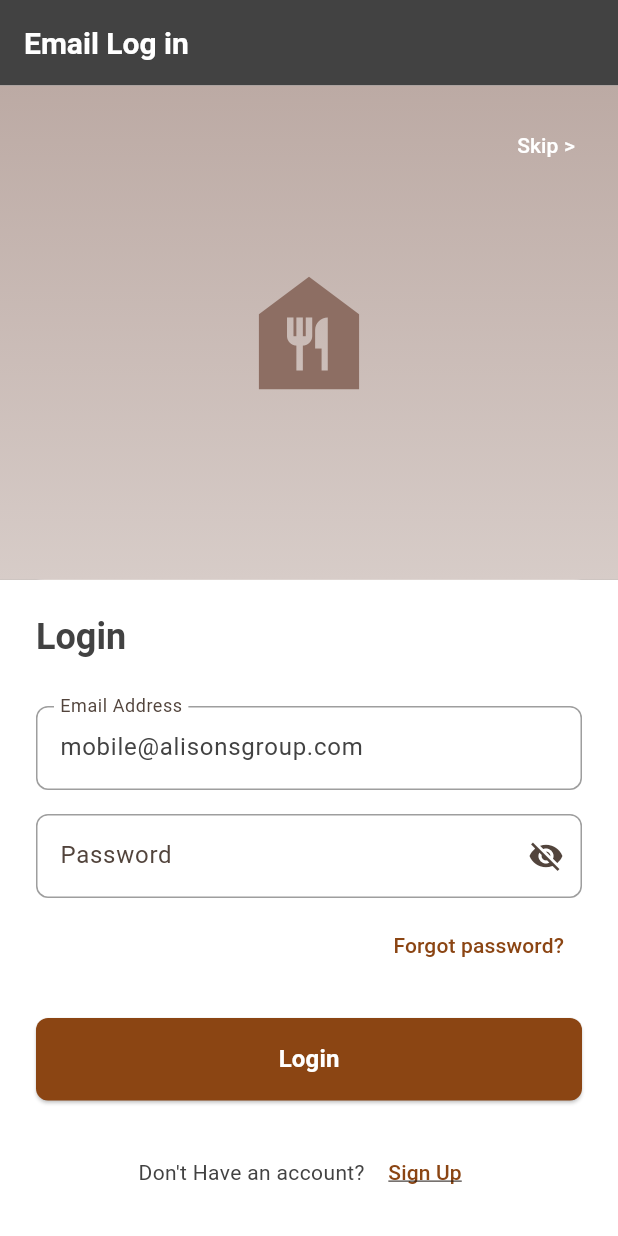
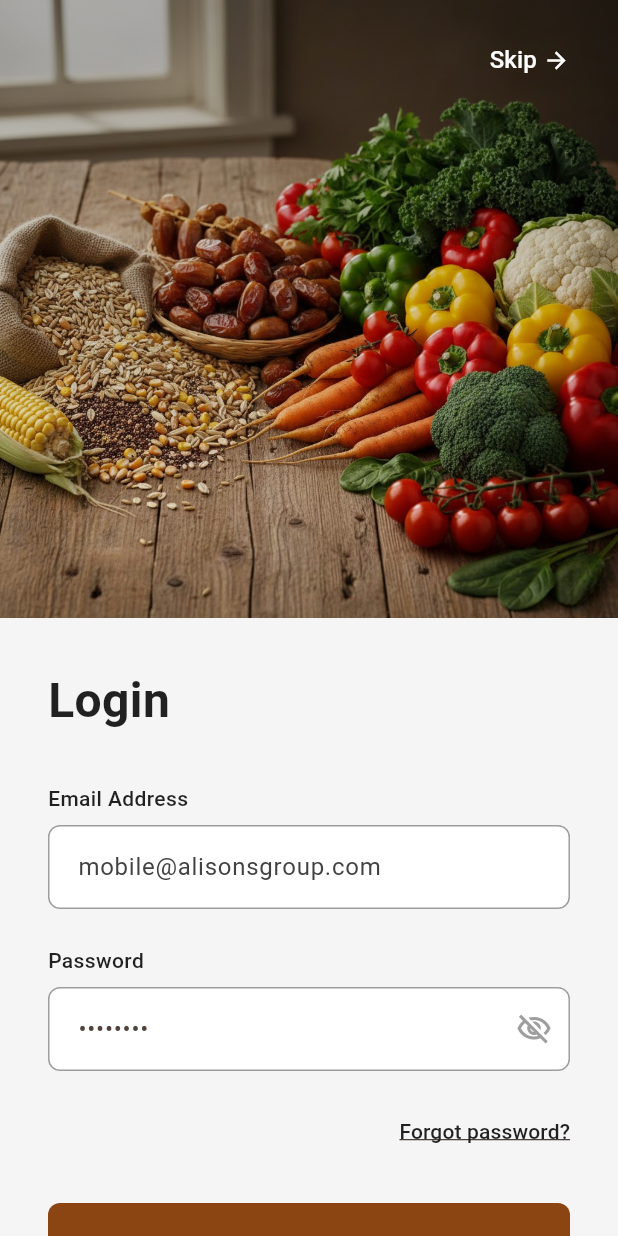
Before and after one commit to fazil-kp/alisons-, a Flutter app: the screen it shows after launch, on a phone screen of 412 x 824 dp. Run offline on Flutter 3.47's test engine with Material 3 defaults, Android fonts, the light colour scheme and no system bars; our stand-ins replace cached_network_image, dio, freezed_annotation, go_router, pull_to_refresh, shared_preferences.

Commit message:
Refactor login screen layout by updating background color, enhancing image section with a skip button, and improving form field styling for better user experience. Update pubspec.yaml to include asset paths for images.

```diff
--- a/lib/features/auth/view/login_screen.dart
+++ b/lib/features/auth/view/login_screen.dart
@@ -46,41 +46,45 @@ class _LoginScreenState extends State<LoginScreen> {
     return ChangeNotifierProvider(
       create: (_) => AuthViewModel(AuthRepository(ApiService()), AuthService()),
       child: Scaffold(
-        backgroundColor: AppTheme.darkGrey,
+        backgroundColor: const Color(0xFF2D2D2D),
         body: SafeArea(
           child: SingleChildScrollView(
             child: Column(
               children: [
-                // Header
+                // Image Section with Skip button
                 Container(
-                  padding: const EdgeInsets.all(16),
-                  child: Row(
-                    children: [Text('Email Log in', style: context.textTheme.titleLarge?.copyWith(color: AppTheme.white))],
+                  height: MediaQuery.of(context).size.height * 0.5,
+                  decoration: const BoxDecoration(
+                    image: DecorationImage(
+                      image: AssetImage('assets/images/vegetables.jpg'), // Replace with your image
+                      fit: BoxFit.cover,
                     ),
-                ),
-
-                // Image Section
-                Container(
-                  height: MediaQuery.of(context).size.height * 0.4,
-                  decoration: BoxDecoration(
-                    color: AppTheme.lightGrey,
-                    borderRadius: const BorderRadius.only(bottomLeft: Radius.circular(30), bottomRight: Radius.circular(30)),
                   ),
                   child: Stack(
                     children: [
-                      // Placeholder for food image
+                      // Gradient overlay for better text visibility
                       Container(
                         decoration: BoxDecoration(
-                          gradient: LinearGradient(begin: Alignment.topCenter, end: Alignment.bottomCenter, colors: [Colors.brown.shade200, Colors.brown.shade100]),
+                          gradient: LinearGradient(begin: Alignment.topCenter, end: Alignment.bottomCenter, colors: [Colors.black.withOpacity(0.3), Colors.transparent]),
                         ),
-                        child: Center(child: Icon(Icons.food_bank, size: 100, color: Colors.brown.shade400)),
                       ),
+                      // Skip button
                       Positioned(
                         top: 16,
                         right: 16,
                         child: TextButton(
                           onPressed: () => context.go('/home'),
-                          child: const Text('Skip >', style: TextStyle(color: AppTheme.white)),
+                          style: TextButton.styleFrom(padding: const EdgeInsets.symmetric(horizontal: 16, vertical: 8)),
+                          child: const Row(
+                            mainAxisSize: MainAxisSize.min,
+                            children: [
+                              Text(
+                                'Skip ',
+                                style: TextStyle(color: Colors.white, fontSize: 16, fontWeight: FontWeight.w500),
+                              ),
+                              Icon(Icons.arrow_forward, color: Colors.white, size: 18),
+                            ],
+                          ),
                         ),
                       ),
                     ],
@@ -89,8 +93,8 @@ class _LoginScreenState extends State<LoginScreen> {
 
                 // Login Form
                 Container(
-                  padding: const EdgeInsets.all(24),
-                  decoration: const BoxDecoration(color: AppTheme.white),
+                  padding: const EdgeInsets.all(32),
+                  decoration: const BoxDecoration(color: Color(0xFFF5F5F5)),
                   child: Form(
                     key: _formKey,
                     child: Consumer<AuthViewModel>(
@@ -98,14 +102,32 @@ class _LoginScreenState extends State<LoginScreen> {
                         return Column(
                           crossAxisAlignment: CrossAxisAlignment.stretch,
                           children: [
-                            Text('Login', style: context.textTheme.displayMedium),
+                            // Login Title
+                            const Text(
+                              'Login',
+                              style: TextStyle(fontSize: 32, fontWeight: FontWeight.bold, color: Colors.black87),
+                            ),
                             const SizedBox(height: 32),
 
                             // Email Field
+                            Column(
+                              crossAxisAlignment: CrossAxisAlignment.start,
+                              children: [
+                                const Text(
+                                  'Email Address',
+                                  style: TextStyle(fontSize: 14, fontWeight: FontWeight.w500, color: Colors.black87),
+                                ),
+                                const SizedBox(height: 8),
                                 TextFormField(
                                   controller: _emailController,
                                   keyboardType: TextInputType.emailAddress,
-                              decoration: const InputDecoration(labelText: 'Email Address'),
+                                  decoration: InputDecoration(
+                                    hintText: 'Johndoe@Gmail.Com',
+                                    filled: true,
+                                    fillColor: Colors.white,
+                                    border: OutlineInputBorder(borderRadius: BorderRadius.circular(8), borderSide: BorderSide.none),
+                                    contentPadding: const EdgeInsets.symmetric(horizontal: 16, vertical: 16),
+                                  ),
                                   validator: (value) {
                                     if (value == null || value.isEmpty) {
                                       return 'Please enter your email';
@@ -116,15 +138,32 @@ class _LoginScreenState extends State<LoginScreen> {
                                     return null;
                                   },
                                 ),
-                            const SizedBox(height: 16),
+                              ],
+                            ),
+                            const SizedBox(height: 24),
 
                             // Password Field
+                            Column(
+                              crossAxisAlignment: CrossAxisAlignment.start,
+                              children: [
+                                const Text(
+                                  'Password',
+                                  style: TextStyle(fontSize: 14, fontWeight: FontWeight.w500, color: Colors.black87),
+                                ),
+                                const SizedBox(height: 8),
                                 TextFormField(
                                   controller: _passwordController,
                                   obscureText: !viewModel.isPasswordVisible,
                                   decoration: InputDecoration(
-                                labelText: 'Password',
-                                suffixIcon: IconButton(icon: Icon(viewModel.isPasswordVisible ? Icons.visibility : Icons.visibility_off), onPressed: viewModel.togglePasswordVisibility),
+                                    hintText: '••••••••',
+                                    filled: true,
+                                    fillColor: Colors.white,
+                                    border: OutlineInputBorder(borderRadius: BorderRadius.circular(8), borderSide: BorderSide.none),
+                                    contentPadding: const EdgeInsets.symmetric(horizontal: 16, vertical: 16),
+                                    suffixIcon: IconButton(
+                                      icon: Icon(viewModel.isPasswordVisible ? Icons.visibility_outlined : Icons.visibility_off_outlined, color: Colors.grey),
+                                      onPressed: viewModel.togglePasswordVisibility,
+                                    ),
                                   ),
                                   validator: (value) {
                                     if (value == null || value.isEmpty) {
@@ -136,7 +175,9 @@ class _LoginScreenState extends State<LoginScreen> {
                                     return null;
                                   },
                                 ),
-                            const SizedBox(height: 8),
+                              ],
+                            ),
+                            const SizedBox(height: 16),
 
                             // Forgot Password
                             Align(
@@ -145,7 +186,11 @@ class _LoginScreenState extends State<LoginScreen> {
                                 onPressed: () {
                                   // TODO: Implement forgot password
                                 },
-                                child: const Text('Forgot password?'),
+                                style: TextButton.styleFrom(padding: EdgeInsets.zero),
+                                child: const Text(
+                                  'Forgot password?',
+                                  style: TextStyle(color: Colors.black87, decoration: TextDecoration.underline, fontSize: 14),
+                                ),
                               ),
                             ),
                             const SizedBox(height: 24),
@@ -153,8 +198,18 @@ class _LoginScreenState extends State<LoginScreen> {
                             // Login Button
                             ElevatedButton(
                               onPressed: viewModel.isLoading ? null : _handleLogin,
-                              style: ElevatedButton.styleFrom(backgroundColor: AppTheme.primaryColor, padding: const EdgeInsets.symmetric(vertical: 16)),
-                              child: viewModel.isLoading ? const SizedBox(height: 20, width: 20, child: CircularProgressIndicator(strokeWidth: 2, valueColor: AlwaysStoppedAnimation<Color>(AppTheme.white))) : const Text('Login', style: TextStyle(fontSize: 16, fontWeight: FontWeight.bold)),
+                              style: ElevatedButton.styleFrom(
+                                backgroundColor: const Color(0xFF8B4513),
+                                padding: const EdgeInsets.symmetric(vertical: 18),
+                                shape: RoundedRectangleBorder(borderRadius: BorderRadius.circular(8)),
+                                elevation: 0,
+                              ),
+                              child: viewModel.isLoading
+                                  ? const SizedBox(height: 20, width: 20, child: CircularProgressIndicator(strokeWidth: 2, valueColor: AlwaysStoppedAnimation<Color>(Colors.white)))
+                                  : const Text(
+                                      'Login',
+                                      style: TextStyle(fontSize: 16, fontWeight: FontWeight.w600, color: Colors.white),
+                                    ),
                             ),
                             const SizedBox(height: 24),
 
@@ -162,12 +217,16 @@ class _LoginScreenState extends State<LoginScreen> {
                             Row(
                               mainAxisAlignment: MainAxisAlignment.center,
                               children: [
-                                const Text("Don't Have an account? "),
+                                const Text("Don't Have an account? ", style: TextStyle(color: Colors.black87, fontSize: 14)),
                                 TextButton(
                                   onPressed: () {
                                     // TODO: Navigate to sign up
                                   },
-                                  child: const Text('Sign Up', style: TextStyle(decoration: TextDecoration.underline)),
+                                  style: TextButton.styleFrom(padding: EdgeInsets.zero, minimumSize: Size.zero, tapTargetSize: MaterialTapTargetSize.shrinkWrap),
+                                  child: const Text(
+                                    'Sign Up',
+                                    style: TextStyle(decoration: TextDecoration.underline, fontSize: 14, fontWeight: FontWeight.w600),
+                                  ),
                                 ),
                               ],
                             ),
--- a/lib/features/home/view/home_screen.dart
+++ b/lib/features/home/view/home_screen.dart
@@ -5,7 +5,6 @@ import 'package:pull_to_refresh/pull_to_refresh.dart';
 import '../viewmodel/home_viewmodel.dart';
 import '../../../features/cart/viewmodel/cart_viewmodel.dart';
 import '../../../core/theme/app_theme.dart';
-import '../../../core/constants/app_constants.dart';
 import '../../../core/utils/extensions.dart';
 import 'widgets/banner_carousel_widget.dart';
 import 'widgets/category_item_widget.dart';
```
Also changed, not shown: pubspec.yaml (+3 -29 lines), assets/images/vegetables.jpg (added). Lines whose indentation alone changed are shown as unchanged.
